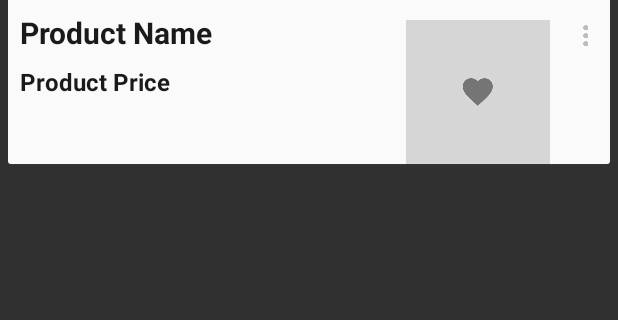
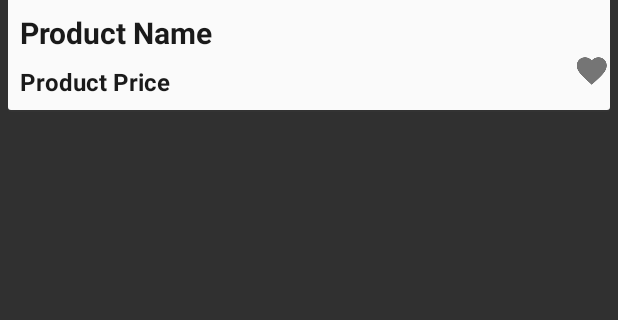
Before and after one commit to BluePandora/Klassify, an Android app: the layout product_list_item.xml on its own in the app's theme, with its tools: preview values and no code run, on a phone screen of 412 x 824 dp, the part 203-523 px from its top. Run offline under Robolectric (Android 15) with nearby library versions, the phone set to English and light mode, and no system bars.

Commit message:
fix product list item layout

```diff
--- a/app/src/main/res/layout/product_list_item.xml
+++ b/app/src/main/res/layout/product_list_item.xml
@@ -38,23 +38,13 @@
         android:textSize="16dp"
         android:textStyle="bold" />
 
-    <ImageView
-        android:id="@+id/popup_menu"
+    <ImageButton
+        android:id="@+id/favorites"
         android:layout_width="wrap_content"
         android:layout_height="wrap_content"
-        android:layout_alignParentEnd="true"
-        android:layout_alignParentRight="true"
-        android:layout_below="@+id/image"
-        android:layout_marginRight="8dp"
-        android:layout_marginTop="8dp"
-        android:src="@drawable/feed_item_popup" />
-
-    <ImageButton
-        android:layout_width="wrap_content"
-        android:layout_height="wrap_content"
-        android:layout_alignTop="@+id/product_name"
-        android:layout_marginTop="5dp"
-        android:layout_toLeftOf="@+id/popup_menu"
-        android:background="@drawable/flat_button"
-        android:src="@drawable/ic_favorite_grey600_24dp" />
+        android:background="@android:color/transparent"
+        android:src="@drawable/ic_favorite_grey600_24dp"
+        android:layout_below="@+id/product_name"
+        android:layout_alignRight="@+id/product_name"
+        android:layout_alignEnd="@+id/product_name" />
 </RelativeLayout>
--- a/app/src/main/res/values/strings.xml
+++ b/app/src/main/res/values/strings.xml
@@ -1,7 +1,7 @@
 <?xml version="1.0" encoding="utf-8"?>
 <resources>
 
-    <string name="app_name">Shopper\'s Cart</string>
+    <string name="app_name">Klassifyew</string>
     <string name="hello_world">Hello world!</string>
     <string name="action_settings">Settings</string>
     <string name="drawer_open">Open navigation drawer</string>
```
Also changed, not shown: app/src/main/java/com/betelguese/klassify/appdata/ProductAdapter.java (+25 -12 lines), app/src/main/favorites_yellow-web.png (added), app/src/main/res/drawable-hdpi/favorites_yellow.png (added), app/src/main/res/drawable-mdpi/favorites_yellow.png (added), app/src/main/res/drawable-xhdpi/favorites_yellow.png (added), app/src/main/res/drawable-xxhdpi/favorites_yellow.png (added), 153 other files.
